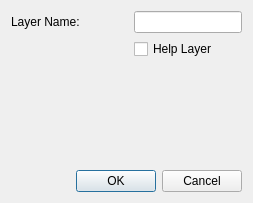
LibreCAD/LibreCAD, file librecad/src/ui/forms/qg_layerdialog.ui: the form before one commit.
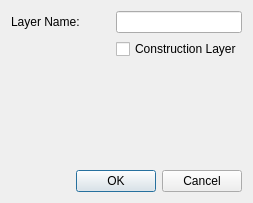
The form after the commit. Custom widgets are drawn as their Qt base class.

Commit message: Rename Help Layer to Construction Layer

```diff
--- a/librecad/src/ui/forms/qg_layerdialog.ui
+++ b/librecad/src/ui/forms/qg_layerdialog.ui
@@ -30,7 +30,7 @@
 The contents of a Help Layer should not appear in printout.</string>
      </property>
      <property name="text">
-      <string>Help Layer</string>
+      <string>Construction Layer</string>
      </property>
     </widget>
    </item>
```
Left out of the diff: 6 changed lines with no effect on the pictures. The commit also changes 16 other files.
